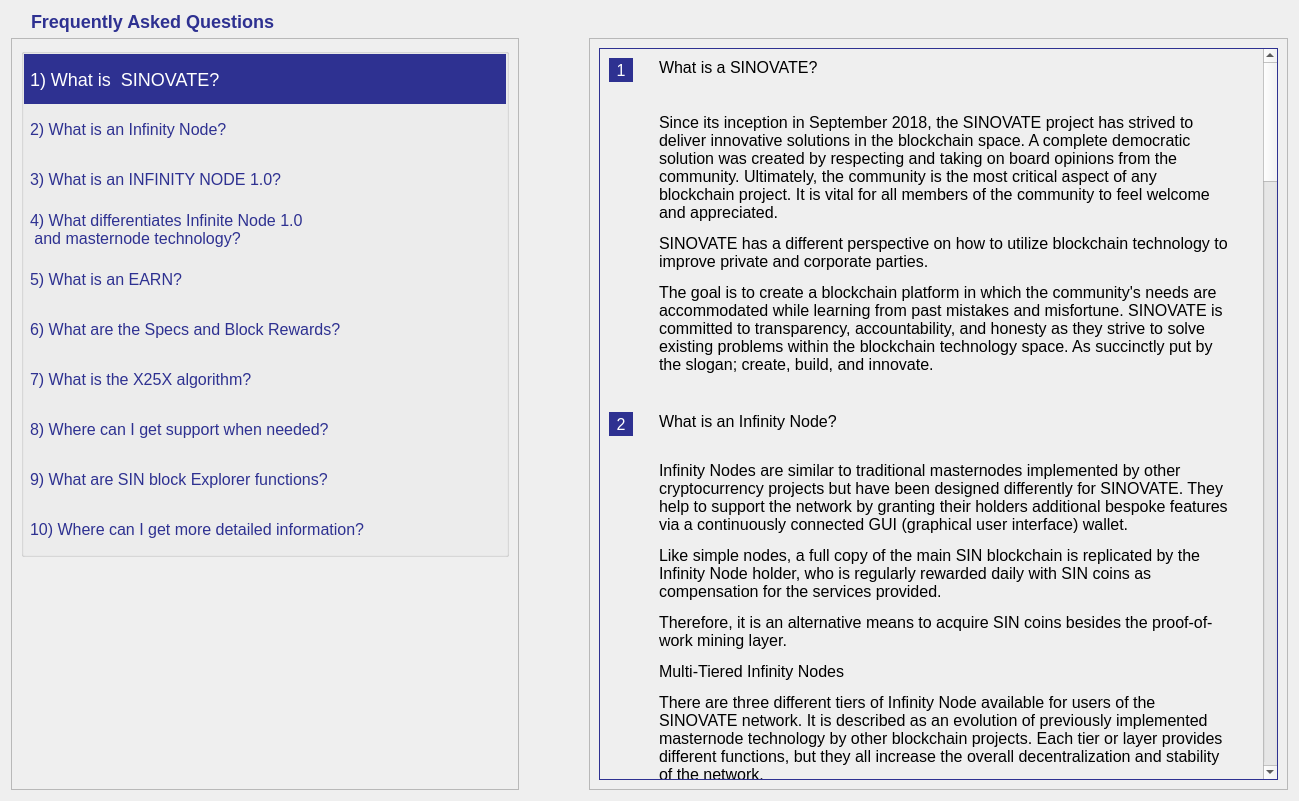
Above: src/qt/forms/faqpage.ui from hardwarewise/SIN-core before the change. Below: the same form after it.
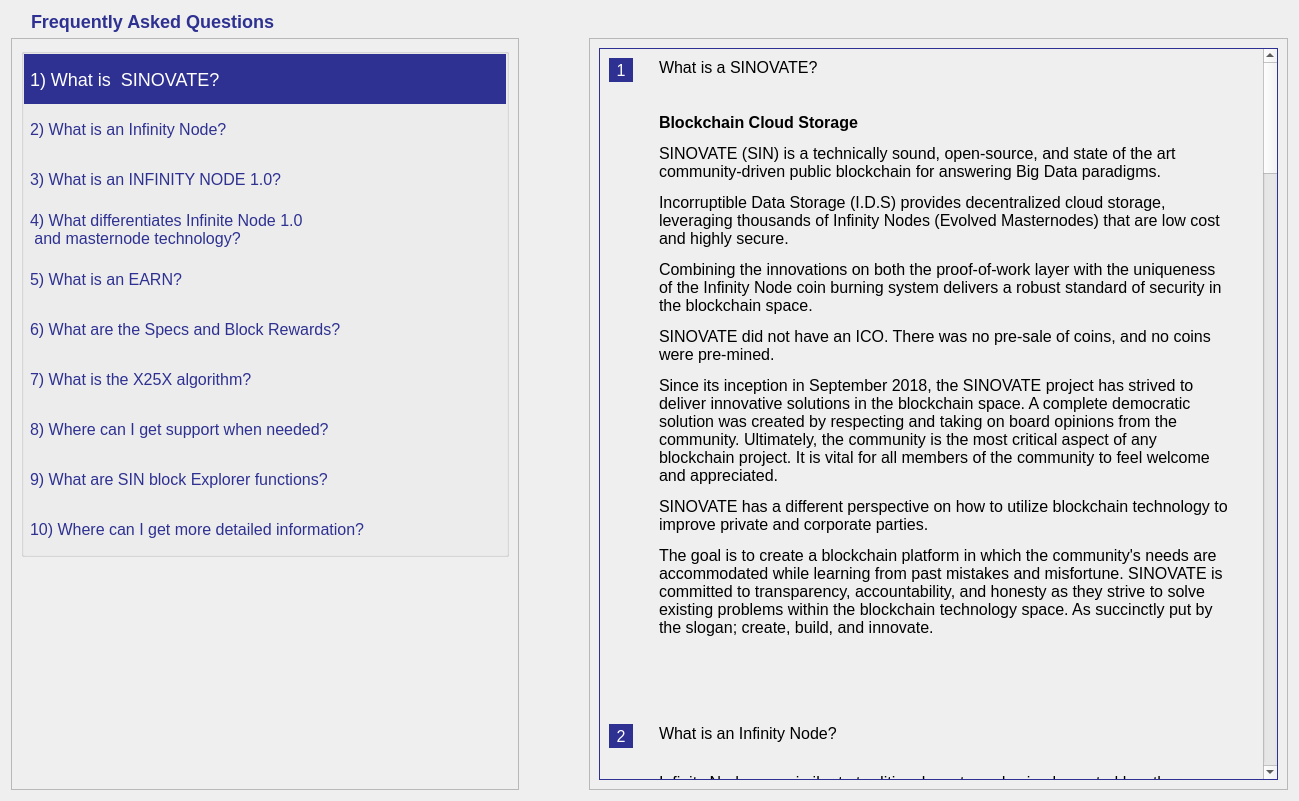
That is the form after the change.

Diff of the .ui file:
```diff
--- a/src/qt/forms/faqpage.ui
+++ b/src/qt/forms/faqpage.ui
@@ -472,7 +472,7 @@
                  <x>0</x>
                  <y>0</y>
                  <width>658</width>
-                 <height>4688</height>
+                 <height>5020</height>
                 </rect>
                </property>
                <property name="autoFillBackground">
@@ -581,7 +581,7 @@
                      <item>
                       <widget class="QLabel" name="labelContent1">
                        <property name="text">
-                        <string>&lt;html&gt;&lt;head/&gt;&lt;body&gt;&lt;p&gt;Since its inception in September 2018, the SINOVATE project has strived to deliver innovative solutions in the blockchain space. A complete democratic solution was created by respecting and taking on board opinions from the community. Ultimately, the community is the most critical aspect of any blockchain project.  It is vital for all members of the community to feel welcome and appreciated. &lt;/p&gt;&lt;p&gt;SINOVATE has a different perspective on how to utilize blockchain technology to improve private and corporate parties. &lt;/p&gt;&lt;p&gt;The goal is to create a blockchain platform in which the community's needs are accommodated while learning from past mistakes and misfortune. SINOVATE is committed to transparency, accountability, and honesty as they strive to solve existing problems within the blockchain technology space. As succinctly put by the slogan; create, build, and innovate. &lt;/p&gt;&lt;/body&gt;&lt;/html&gt;</string>
+                        <string>&lt;html&gt;&lt;head/&gt;&lt;body&gt;&lt;p&gt;&lt;span style=&quot; font-weight:600;&quot;&gt;Blockchain Cloud Storage&lt;/span&gt;&lt;/p&gt;&lt;p&gt;SINOVATE (SIN) is a technically sound, open-source, and state of the art community-driven public blockchain for answering Big Data paradigms.&lt;/p&gt;&lt;p&gt;Incorruptible Data Storage (I.D.S) provides decentralized cloud storage, leveraging thousands of Infinity Nodes (Evolved Masternodes) that are low cost and highly secure.  &lt;/p&gt;&lt;p&gt;Combining the innovations on both the proof-of-work layer with the uniqueness of the Infinity Node coin burning system delivers a robust standard of security in the blockchain space. &lt;/p&gt;&lt;p&gt;SINOVATE did not have an ICO. There was no pre-sale of coins, and no coins were pre-mined. &lt;/p&gt;&lt;p&gt;Since its inception in September 2018, the SINOVATE project has strived to deliver innovative solutions in the blockchain space. A complete democratic solution was created by respecting and taking on board opinions from the community. Ultimately, the community is the most critical aspect of any blockchain project. It is vital for all members of the community to feel welcome and appreciated.&lt;/p&gt;&lt;p&gt;SINOVATE has a different perspective on how to utilize blockchain technology to improve private and corporate parties.&lt;/p&gt;&lt;p&gt;The goal is to create a blockchain platform in which the community's needs are accommodated while learning from past mistakes and misfortune. SINOVATE is committed to transparency, accountability, and honesty as they strive to solve existing problems within the blockchain technology space. As succinctly put by the slogan; create, build, and innovate. &lt;/p&gt;&lt;p&gt;&lt;br/&gt;&lt;/p&gt;&lt;/body&gt;&lt;/html&gt;</string>
                        </property>
                        <property name="alignment">
                         <set>Qt::AlignLeading|Qt::AlignLeft|Qt::AlignTop</set>
```
Left out of the diff: 2 changed lines with no effect on the pictures.
